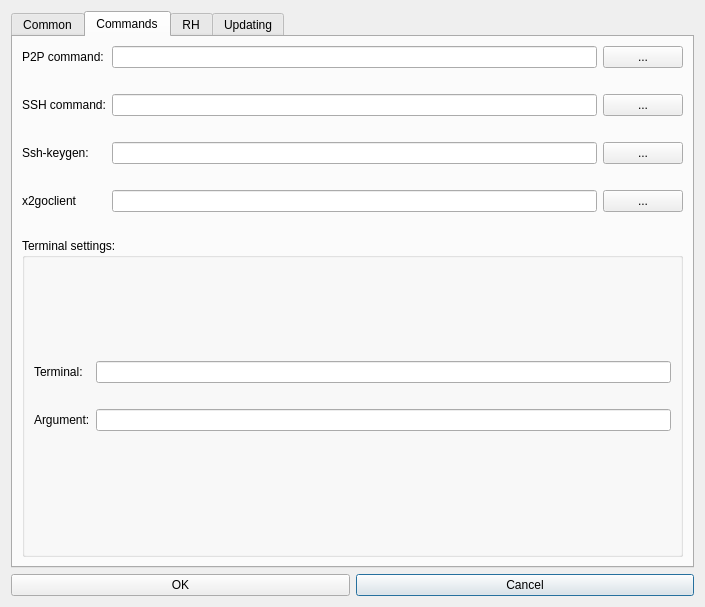
subutai-io/control-center, file hub/forms/DlgSettings.ui: the form before one commit.
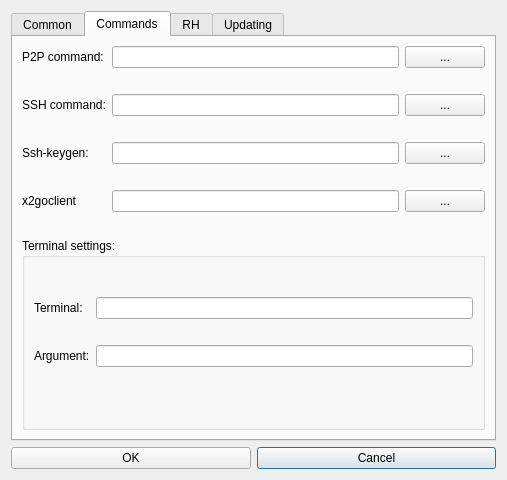
The form after the commit. Icons and pictures are not drawn.

Commit message: run as admin windows

What changed in the file:
```diff
--- a/hub/forms/DlgSettings.ui
+++ b/hub/forms/DlgSettings.ui
@@ -6,8 +6,8 @@
    <rect>
     <x>0</x>
     <y>0</y>
-    <width>705</width>
-    <height>607</height>
+    <width>473</width>
+    <height>464</height>
    </rect>
   </property>
   <property name="windowTitle">
```
The commit also changes 3 other files.
